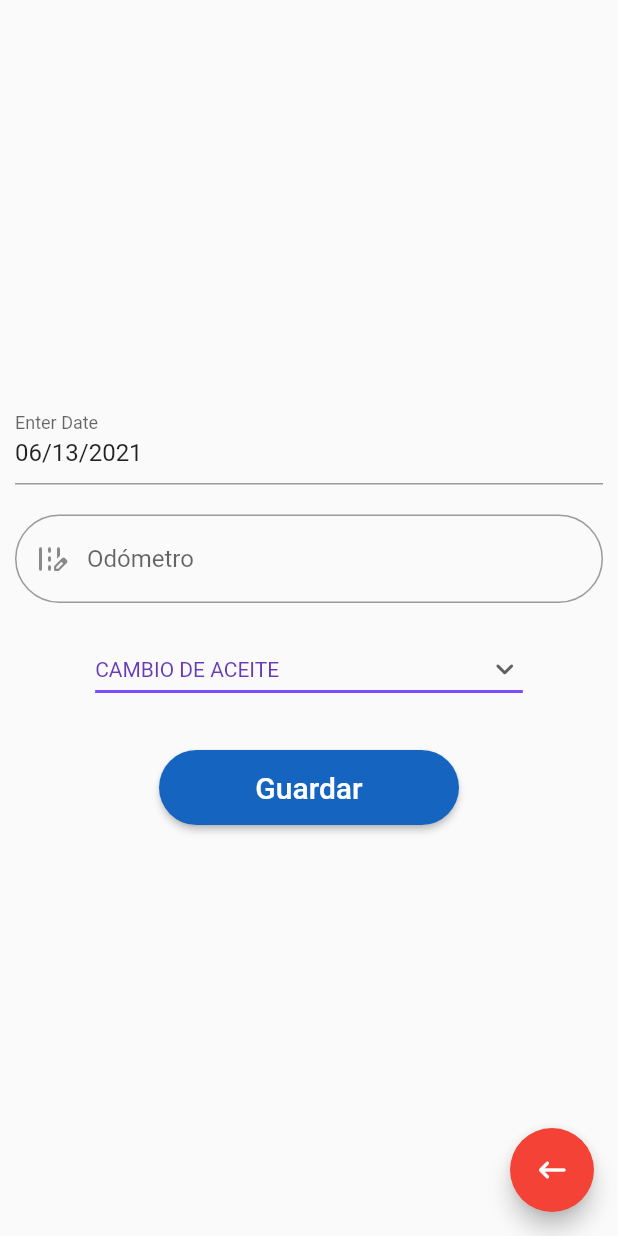
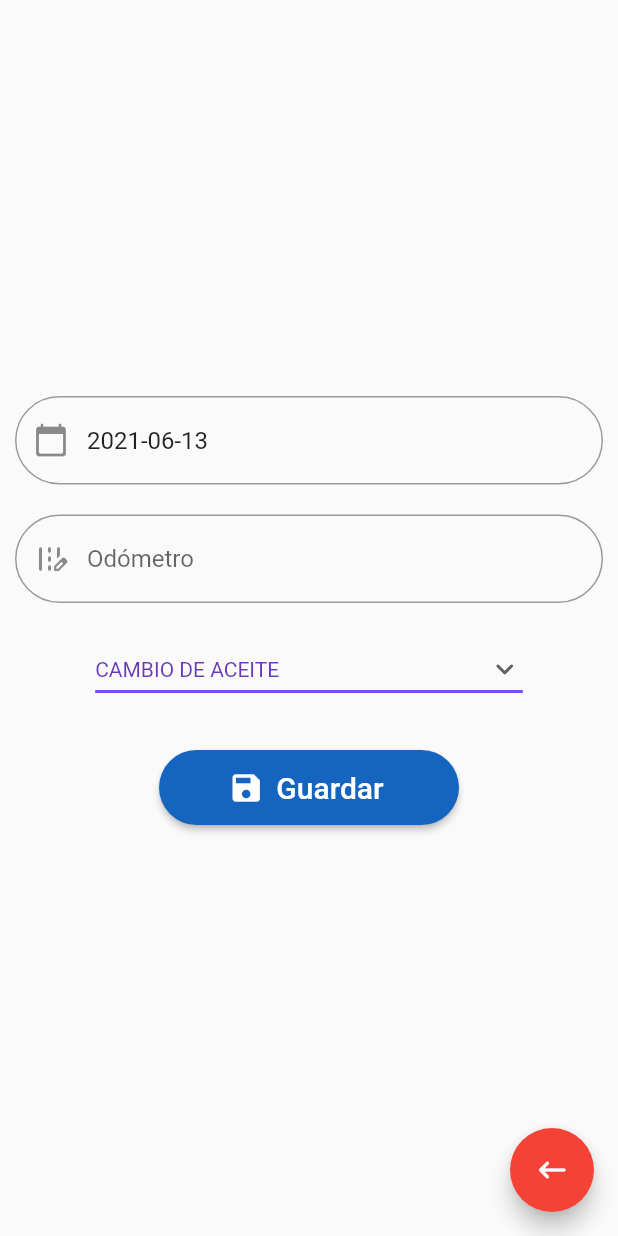
Before and after one commit to alvaromerinog/autobook, a Flutter app: the MaintenancesPage screen opened directly, after a tap on the "add" icon, on a phone screen of 412 x 824 dp. Run offline on Flutter 3.47's test engine with Material 2 defaults, Android fonts, the phone set to English and light mode, and no system bars; our stand-ins replace flutter_spinkit; missing offline and left inert: amplify_api, amplify_auth_cognito, amplify_flutter; network calls fail.

Commit message:
Fix date input

```diff
--- a/lib/pages/newMaintenancePage.dart
+++ b/lib/pages/newMaintenancePage.dart
@@ -2,6 +2,8 @@ import 'package:autobook/utils/newMaintenance.dart';
 import 'package:flutter/material.dart';
 import 'package:amplify_flutter/amplify.dart';
 import 'package:flutter/services.dart';
+import 'package:flutter_spinkit/flutter_spinkit.dart';
+import 'package:intl/intl.dart';
 
 class NewMaintenancePage extends StatefulWidget {
   @override
@@ -16,6 +18,7 @@ class _NewMaintenancePageState extends State<NewMaintenancePage> {
   int odometer = 0;
   DateTime date = DateTime.now();
   Widget buttonLabel = Text('Guardar', style: TextStyle(fontSize: 20.0));
+  TextEditingController _textEditingController = TextEditingController();
   final _formKey = GlobalKey<FormState>();
 
   void onSaveNewMaintenance(date, odometer, maintenanceType) async {
@@ -38,6 +41,9 @@ class _NewMaintenancePageState extends State<NewMaintenancePage> {
 
   @override
   Widget build(BuildContext context) {
+    final DateFormat formatter = DateFormat('yyyy-MM-dd');
+    String formatted = formatter.format(date);
+    _textEditingController.text = formatted;
     return Scaffold(
       floatingActionButton: FloatingActionButton(
         child: Icon(Icons.keyboard_backspace_rounded),
@@ -58,10 +64,32 @@ class _NewMaintenancePageState extends State<NewMaintenancePage> {
                   vertical: 10.0,
                   horizontal: 10.0,
                 ),
-                child: InputDatePickerFormField(
-                  initialDate: date,
-                  firstDate: DateTime(1990, 1, 1),
-                  lastDate: DateTime(2050, 1, 1),
+                child: TextFormField(
+                  controller: _textEditingController,
+                  readOnly: true,
+                  decoration: InputDecoration(
+                    prefixIcon: Icon(Icons.calendar_today_rounded),
+                    border: OutlineInputBorder(
+                        borderRadius: BorderRadius.all(Radius.circular(40))),
+                    hintText: 'Fecha',
+                  ),
+                  onTap: () => showDatePicker(
+                          context: context,
+                          initialDate: date,
+                          firstDate: DateTime(1990),
+                          lastDate: DateTime(2100))
+                      .then((newDate) {
+                      date = newDate;
+                      formatted = formatter.format(date);
+                    setState(() {
+                      _textEditingController.text = formatted;
+                    });
+                  }),
+                  validator: (value) {
+                    if (!value.isEmpty) {
+                      date = DateTime.parse(value);
+                    }
+                  },
                 ),
               ),
               Container(
@@ -186,15 +214,22 @@ class _NewMaintenancePageState extends State<NewMaintenancePage> {
                   vertical: 20.0,
                   horizontal: 10.0,
                 ),
-                child: ElevatedButton(
+                child: ElevatedButton.icon(
+                  icon: Icon(Icons.save),
                   style: ElevatedButton.styleFrom(
                       primary: Colors.blue[800],
                       minimumSize: Size(200.0, 50.0),
                       shape: RoundedRectangleBorder(
                           borderRadius: BorderRadius.circular(50))),
-                  child: buttonLabel,
+                  label: buttonLabel,
                   onPressed: () {
                     if (_formKey.currentState.validate()) {
+                      setState(() {
+                        buttonLabel = SpinKitChasingDots(
+                          color: Colors.white,
+                          size: 25.0,
+                        );
+                      });
                       onSaveNewMaintenance(date, odometer, maintenanceType);
                     }
                   },
--- a/lib/utils/editMaintenance.dart
+++ b/lib/utils/editMaintenance.dart
@@ -23,7 +23,7 @@ class EditMaintenance {
     }
     */
 
-  dynamic modifyMaintenance(email, registration, idMaintenance, date, odometer, description) async {
+  dynamic modifyMaintenance(email, registration, idMaintenance, description, date, odometer, newDescription) async {
     final DateFormat formatter = DateFormat('yyyy-MM-dd');
     final String formatted = formatter.format(date);
     final response = await post(
@@ -38,9 +38,10 @@ class EditMaintenance {
         "params": {
           "registration": registration,
           "id_maintenance": idMaintenance,
+          "description": description,
           "updates": {
             "maintenance": {"date_maintenance": formatted, "odometer": odometer},
-            "description": description
+            "description": newDescription
           },
         },
       }),
```
Also changed, not shown: lib/pages/editMaintenancePage.dart (+47 -16 lines), lib/pages/maintenancesPage.dart (+6 -3 lines).
